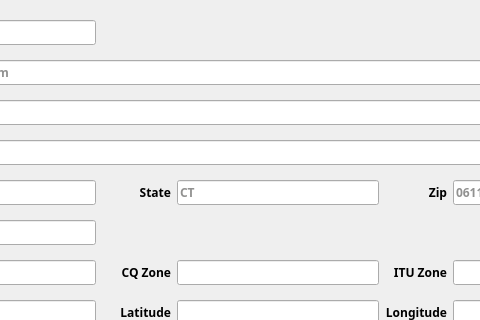
mbridak/not1mm, file not1mm/data/settings.ui: the form before one commit; both pictures show x 211 to 691 and y 0 to 320 of the 876 by 638 pixel window.
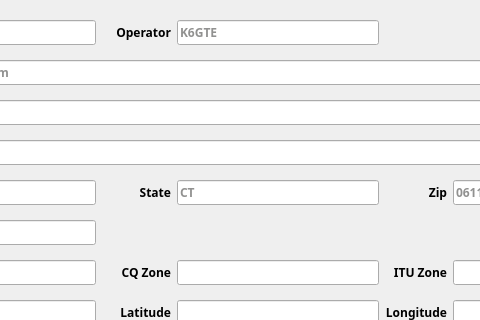
The form after the commit.

Commit message:
Move current operator to preferences
This makes the operator setting survive restarts and simplifies many
places in the code that had to track it.

For the initial setting, add a new field to the Station Settings dialog.
Unlike the other fields, this is not stored in the database, but it
seems to make sense to put it there.

The edit to the form file:
```diff
--- a/not1mm/data/settings.ui
+++ b/not1mm/data/settings.ui
@@ -1413,6 +1413,66 @@
      </item>
     </layout>
    </item>
+   <item row="2" column="4">
+    <widget class="QLineEdit" name="Operator">
+     <property name="palette">
+      <palette>
+       <active>
+        <colorrole role="PlaceholderText">
+         <brush brushstyle="SolidPattern">
+          <color alpha="255">
+           <red>229</red>
+           <green>163</green>
+           <blue>10</blue>
+          </color>
+         </brush>
+        </colorrole>
+       </active>
+       <inactive>
+        <colorrole role="PlaceholderText">
+         <brush brushstyle="SolidPattern">
+          <color alpha="255">
+           <red>145</red>
+           <green>145</green>
+           <blue>144</blue>
+          </color>
+         </brush>
+        </colorrole>
+       </inactive>
+       <disabled>
+        <colorrole role="PlaceholderText">
+         <brush brushstyle="SolidPattern">
+          <color alpha="255">
+           <red>145</red>
+           <green>145</green>
+           <blue>144</blue>
+          </color>
+         </brush>
+        </colorrole>
+       </disabled>
+      </palette>
+     </property>
+     <property name="accessibleName">
+      <string>Station operator</string>
+     </property>
+     <property name="accessibleDescription">
+      <string>Station operator. Leave blank when same as Call.</string>
+     </property>
+     <property name="placeholderText">
+      <string>K6GTE</string>
+     </property>
+    </widget>
+   </item>
+   <item row="2" column="3">
+    <widget class="QLabel" name="label_24">
+     <property name="text">
+      <string>Operator</string>
+     </property>
+     <property name="alignment">
+      <set>Qt::AlignmentFlag::AlignRight|Qt::AlignmentFlag::AlignTrailing|Qt::AlignmentFlag::AlignVCenter</set>
+     </property>
+    </widget>
+   </item>
   </layout>
  </widget>
  <tabstops>
```
The commit also changes 4 other files.
